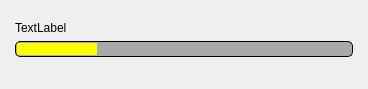
tom-23/Horizon, file src/gui/loadingdialogwidget.ui: the form before one commit.
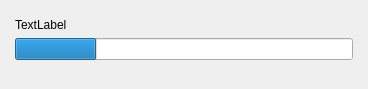
The form after the commit.

What changed in the file:
```diff
--- a/src/gui/loadingdialogwidget.ui
+++ b/src/gui/loadingdialogwidget.ui
@@ -88,16 +88,7 @@
       <item>
        <widget class="QProgressBar" name="progressBar">
         <property name="styleSheet">
-         <string notr="true">QProgressBar:horizontal {
-border: 1px solid black;
-border-radius: 5px;
-background: darkgrey;
-padding: 1px;
-height: 10px;
-}
-QProgressBar::chunk:horizontal {
-background: yellow;
-}</string>
+         <string notr="true"/>
         </property>
         <property name="value">
          <number>24</number>
```
